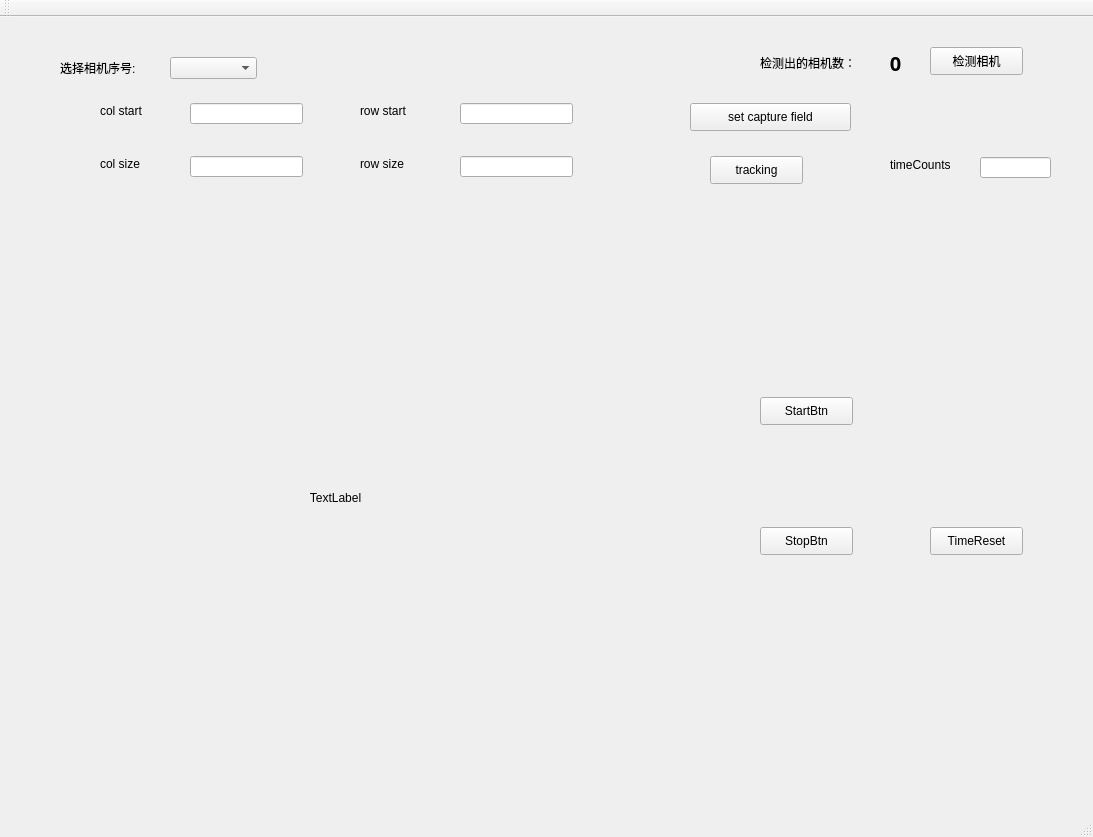
PICOPON/Visual_feedback-System, file Visual_feedback_system.ui: the form before one commit.
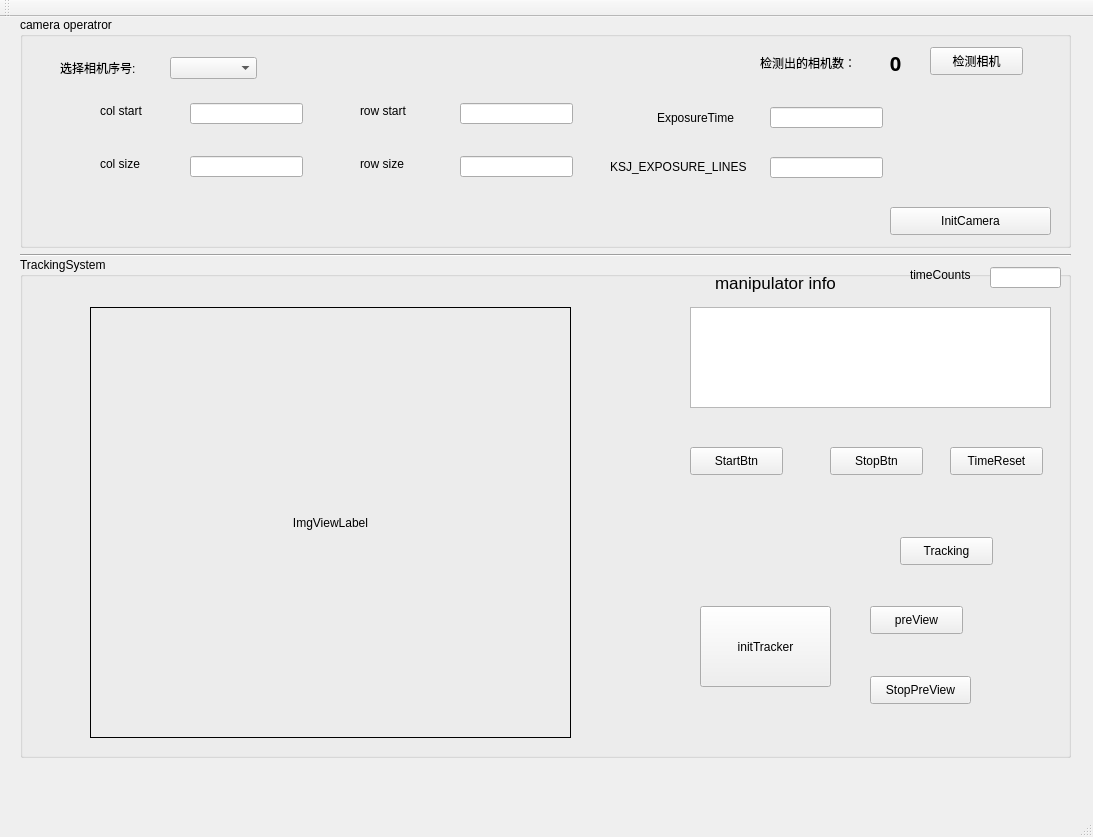
The form after the commit.

Patch:
```diff
--- a/Visual_feedback_system.ui
+++ b/Visual_feedback_system.ui
@@ -156,27 +156,27 @@
    <widget class="QPushButton" name="pushButton">
     <property name="geometry">
      <rect>
-      <x>710</x>
-      <y>139</y>
+      <x>900</x>
+      <y>520</y>
       <width>93</width>
       <height>28</height>
      </rect>
     </property>
     <property name="text">
-     <string>tracking</string>
+     <string>Tracking</string>
     </property>
    </widget>
    <widget class="QPushButton" name="setcapture">
     <property name="geometry">
      <rect>
-      <x>690</x>
-      <y>86</y>
+      <x>890</x>
+      <y>190</y>
       <width>161</width>
       <height>28</height>
      </rect>
     </property>
     <property name="text">
-     <string>set capture field</string>
+     <string>InitCamera</string>
     </property>
    </widget>
    <widget class="QLabel" name="cameraCount">
@@ -205,33 +205,11 @@
      <string>选择相机序号:</string>
     </property>
    </widget>
-   <widget class="QWidget" name="horizontalLayoutWidget">
-    <property name="geometry">
-     <rect>
-      <x>50</x>
-      <y>210</y>
-      <width>571</width>
-      <height>541</height>
-     </rect>
-    </property>
-    <layout class="QHBoxLayout" name="ImageView">
-     <item>
-      <widget class="QLabel" name="ImgViewLabel">
-       <property name="text">
-        <string>TextLabel</string>
-       </property>
-       <property name="alignment">
-        <set>Qt::AlignCenter</set>
-       </property>
-      </widget>
-     </item>
-    </layout>
-   </widget>
    <widget class="QPushButton" name="StartBtn">
     <property name="geometry">
      <rect>
-      <x>760</x>
-      <y>380</y>
+      <x>690</x>
+      <y>430</y>
       <width>93</width>
       <height>28</height>
      </rect>
@@ -243,8 +221,8 @@
    <widget class="QPushButton" name="StopBtn">
     <property name="geometry">
      <rect>
-      <x>760</x>
-      <y>510</y>
+      <x>830</x>
+      <y>430</y>
       <width>93</width>
       <height>28</height>
      </rect>
@@ -256,8 +234,8 @@
    <widget class="QLabel" name="label">
     <property name="geometry">
      <rect>
-      <x>890</x>
-      <y>140</y>
+      <x>910</x>
+      <y>250</y>
       <width>72</width>
       <height>15</height>
      </rect>
@@ -269,8 +247,8 @@
    <widget class="QLineEdit" name="timeCounts">
     <property name="geometry">
      <rect>
-      <x>980</x>
-      <y>140</y>
+      <x>990</x>
+      <y>250</y>
       <width>71</width>
       <height>21</height>
      </rect>
@@ -279,8 +257,8 @@
    <widget class="QPushButton" name="TimeReset">
     <property name="geometry">
      <rect>
-      <x>930</x>
-      <y>510</y>
+      <x>950</x>
+      <y>430</y>
       <width>93</width>
       <height>28</height>
      </rect>
@@ -289,6 +267,222 @@
      <string>TimeReset</string>
     </property>
    </widget>
+   <widget class="QPushButton" name="initTracker">
+    <property name="geometry">
+     <rect>
+      <x>700</x>
+      <y>589</y>
+      <width>131</width>
+      <height>81</height>
+     </rect>
+    </property>
+    <property name="text">
+     <string>initTracker</string>
+    </property>
+   </widget>
+   <widget class="QTextBrowser" name="textBrowser">
+    <property name="geometry">
+     <rect>
+      <x>690</x>
+      <y>290</y>
+      <width>361</width>
+      <height>101</height>
+     </rect>
+    </property>
+   </widget>
+   <widget class="QLabel" name="manipulator_label">
+    <property name="geometry">
+     <rect>
+      <x>690</x>
+      <y>250</y>
+      <width>171</width>
+      <height>31</height>
+     </rect>
+    </property>
+    <property name="font">
+     <font>
+      <family>Arial</family>
+      <pointsize>13</pointsize>
+      <weight>50</weight>
+      <bold>false</bold>
+     </font>
+    </property>
+    <property name="text">
+     <string>manipulator info</string>
+    </property>
+    <property name="alignment">
+     <set>Qt::AlignCenter</set>
+    </property>
+   </widget>
+   <widget class="QPushButton" name="preView">
+    <property name="geometry">
+     <rect>
+      <x>870</x>
+      <y>589</y>
+      <width>93</width>
+      <height>28</height>
+     </rect>
+    </property>
+    <property name="text">
+     <string>preView</string>
+    </property>
+   </widget>
+   <widget class="QPushButton" name="StopPreView">
+    <property name="geometry">
+     <rect>
+      <x>870</x>
+      <y>659</y>
+      <width>101</width>
+      <height>28</height>
+     </rect>
+    </property>
+    <property name="text">
+     <string>StopPreView</string>
+    </property>
+   </widget>
+   <widget class="Line" name="line">
+    <property name="geometry">
+     <rect>
+      <x>20</x>
+      <y>230</y>
+      <width>1051</width>
+      <height>16</height>
+     </rect>
+    </property>
+    <property name="orientation">
+     <enum>Qt::Horizontal</enum>
+    </property>
+   </widget>
+   <widget class="QGroupBox" name="groupBox">
+    <property name="geometry">
+     <rect>
+      <x>20</x>
+      <y>0</y>
+      <width>1051</width>
+      <height>231</height>
+     </rect>
+    </property>
+    <property name="title">
+     <string>camera operatror</string>
+    </property>
+   </widget>
+   <widget class="QLabel" name="ImgViewLabel">
+    <property name="geometry">
+     <rect>
+      <x>90</x>
+      <y>290</y>
+      <width>481</width>
+      <height>431</height>
+     </rect>
+    </property>
+    <property name="frameShape">
+     <enum>QFrame::Box</enum>
+    </property>
+    <property name="text">
+     <string>ImgViewLabel</string>
+    </property>
+    <property name="alignment">
+     <set>Qt::AlignCenter</set>
+    </property>
+   </widget>
+   <widget class="QGroupBox" name="groupBox_2">
+    <property name="geometry">
+     <rect>
+      <x>20</x>
+      <y>240</y>
+      <width>1051</width>
+      <height>501</height>
+     </rect>
+    </property>
+    <property name="title">
+     <string>TrackingSystem</string>
+    </property>
+   </widget>
+   <widget class="QLabel" name="ExposureTime">
+    <property name="geometry">
+     <rect>
+      <x>640</x>
+      <y>90</y>
+      <width>111</width>
+      <height>21</height>
+     </rect>
+    </property>
+    <property name="frameShape">
+     <enum>QFrame::NoFrame</enum>
+    </property>
+    <property name="text">
+     <string>ExposureTime</string>
+    </property>
+    <property name="alignment">
+     <set>Qt::AlignCenter</set>
+    </property>
+   </widget>
+   <widget class="QLineEdit" name="ExposureTime_Text">
+    <property name="geometry">
+     <rect>
+      <x>770</x>
+      <y>90</y>
+      <width>113</width>
+      <height>21</height>
+     </rect>
+    </property>
+   </widget>
+   <widget class="QLabel" name="KSJ_EXPOSURE_LINES">
+    <property name="geometry">
+     <rect>
+      <x>610</x>
+      <y>140</y>
+      <width>151</width>
+      <height>20</height>
+     </rect>
+    </property>
+    <property name="text">
+     <string>KSJ_EXPOSURE_LINES</string>
+    </property>
+   </widget>
+   <widget class="QLineEdit" name="KSJ_EXPOSURE_LINES_Text">
+    <property name="geometry">
+     <rect>
+      <x>770</x>
+      <y>140</y>
+      <width>113</width>
+      <height>21</height>
+     </rect>
+    </property>
+   </widget>
+   <zorder>groupBox_2</zorder>
+   <zorder>groupBox</zorder>
+   <zorder>PortSelectBtn</zorder>
+   <zorder>DeviceNum_Label</zorder>
+   <zorder>ComboBox_DEVICE_LIST</zorder>
+   <zorder>TextBox_CAPTURE_COL_START</zorder>
+   <zorder>colstart</zorder>
+   <zorder>colsize</zorder>
+   <zorder>rolstart</zorder>
+   <zorder>rowsize</zorder>
+   <zorder>TextBox_CAPTURE_ROW_START</zorder>
+   <zorder>TextBox_CAPTURE_COL_SIZE</zorder>
+   <zorder>TextBox_CAPTURE_ROW_SIZE</zorder>
+   <zorder>pushButton</zorder>
+   <zorder>setcapture</zorder>
+   <zorder>cameraCount</zorder>
+   <zorder>cameraSerial</zorder>
+   <zorder>StartBtn</zorder>
+   <zorder>StopBtn</zorder>
+   <zorder>label</zorder>
+   <zorder>timeCounts</zorder>
+   <zorder>TimeReset</zorder>
+   <zorder>initTracker</zorder>
+   <zorder>textBrowser</zorder>
+   <zorder>manipulator_label</zorder>
+   <zorder>preView</zorder>
+   <zorder>StopPreView</zorder>
+   <zorder>line</zorder>
+   <zorder>ImgViewLabel</zorder>
+   <zorder>ExposureTime</zorder>
+   <zorder>ExposureTime_Text</zorder>
+   <zorder>KSJ_EXPOSURE_LINES</zorder>
+   <zorder>KSJ_EXPOSURE_LINES_Text</zorder>
   </widget>
   <widget class="QMenuBar" name="menuBar">
    <property name="geometry">
```
Left out of the diff: 74 changed lines with no effect on the pictures.
